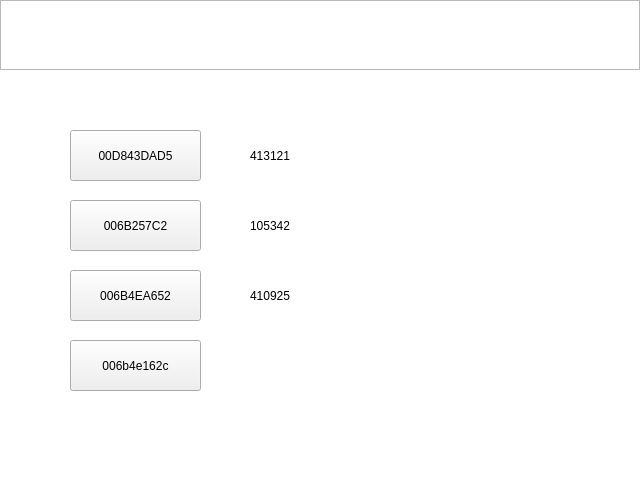
First picture: the form in SmartCabinet/Device/devicesimulate.ui, repository birdman1992/SmartCabinet, before the edit.
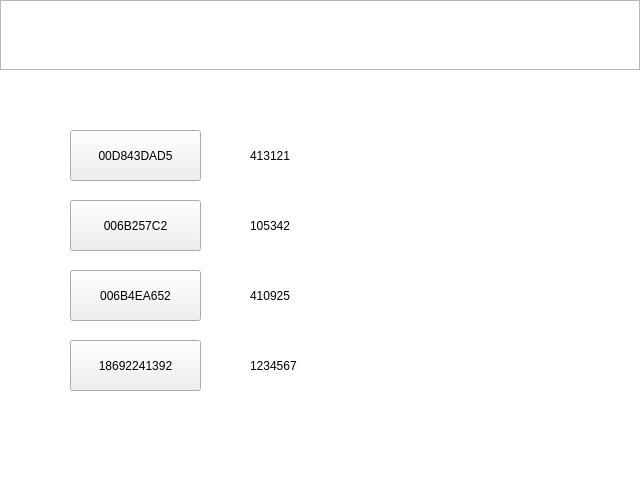
Second picture: the form after the edit. The open tabs and pages were chosen to show the change.

```diff
--- a/SmartCabinet/Device/devicesimulate.ui
+++ b/SmartCabinet/Device/devicesimulate.ui
@@ -120,7 +120,7 @@
         <enum>Qt::NoFocus</enum>
        </property>
        <property name="text">
-        <string>006b4e162c</string>
+        <string>18692241392</string>
        </property>
       </widget>
       <widget class="QLabel" name="label">
@@ -128,7 +128,7 @@
         <rect>
          <x>250</x>
          <y>210</y>
-         <width>61</width>
+         <width>80</width>
          <height>31</height>
         </rect>
        </property>
@@ -141,7 +141,7 @@
         <rect>
          <x>250</x>
          <y>140</y>
-         <width>61</width>
+         <width>80</width>
          <height>31</height>
         </rect>
        </property>
@@ -154,7 +154,7 @@
         <rect>
          <x>250</x>
          <y>70</y>
-         <width>61</width>
+         <width>80</width>
          <height>31</height>
         </rect>
        </property>
@@ -162,6 +162,19 @@
         <string>413121</string>
        </property>
       </widget>
+      <widget class="QLabel" name="label_4">
+       <property name="geometry">
+        <rect>
+         <x>250</x>
+         <y>280</y>
+         <width>80</width>
+         <height>31</height>
+        </rect>
+       </property>
+       <property name="text">
+        <string>1234567</string>
+       </property>
+      </widget>
      </widget>
      <widget class="QWidget" name="storeList">
       <widget class="QPushButton" name="car1">
```
Left out of the diff: 2 changed lines with no effect on the pictures.
